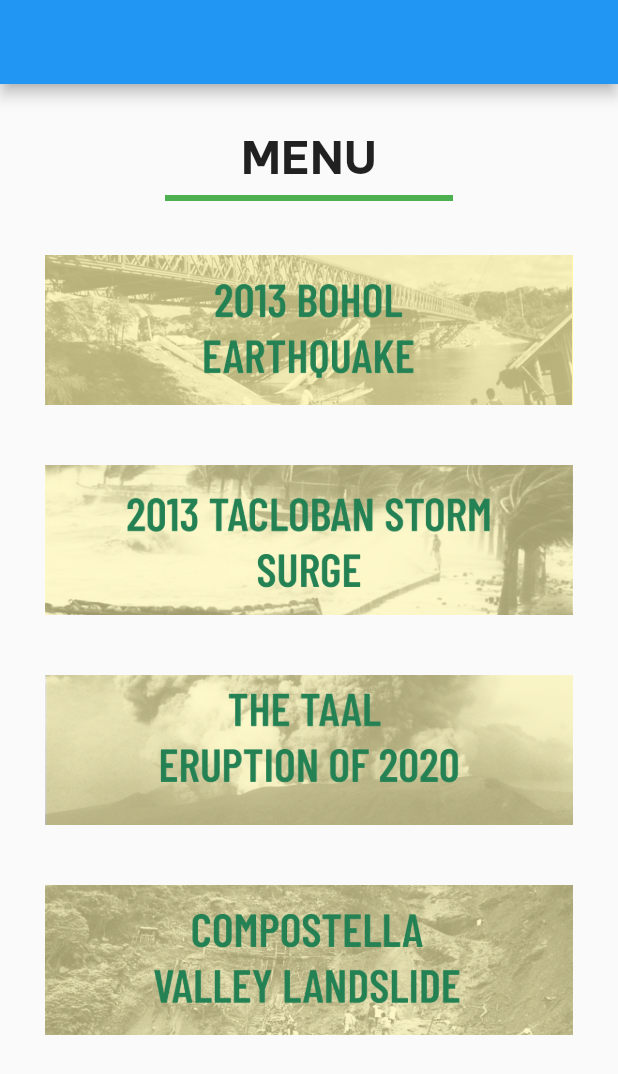
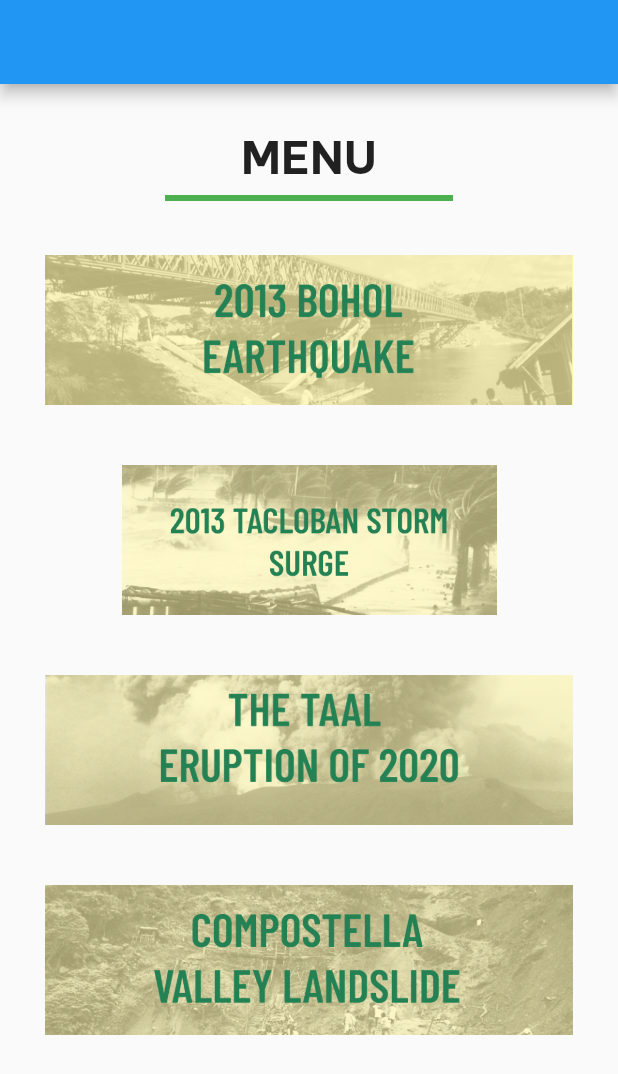
Before and after one commit to Flow012/app-dev, a Flutter app: the screen it shows after launch, after a tap on "CLICK TO VIEW", on a phone screen of 412 x 824 dp. Shown: the top 1074 px of the screen. Run offline on Flutter 3.47's test engine with Material 2 defaults, Android fonts, the light colour scheme and no system bars.

Commit message:
error remove

```diff
--- a/lib/screens/MenuScreen.dart
+++ b/lib/screens/MenuScreen.dart
@@ -55,11 +55,11 @@ class Menu extends StatelessWidget {
                   ),
                   fit: BoxFit.cover,
                   height: 100,
-                  width: 500,
+                  width: 250,
                 ),
-              ),
-              padding: EdgeInsets.symmetric(horizontal: 30),
-              margin: EdgeInsets.symmetric(vertical: 10),
+                ),
+              padding: const EdgeInsets.symmetric(horizontal: 30),
+              margin: const EdgeInsets.symmetric(vertical: 10),
             ),
 
             Container(
```
